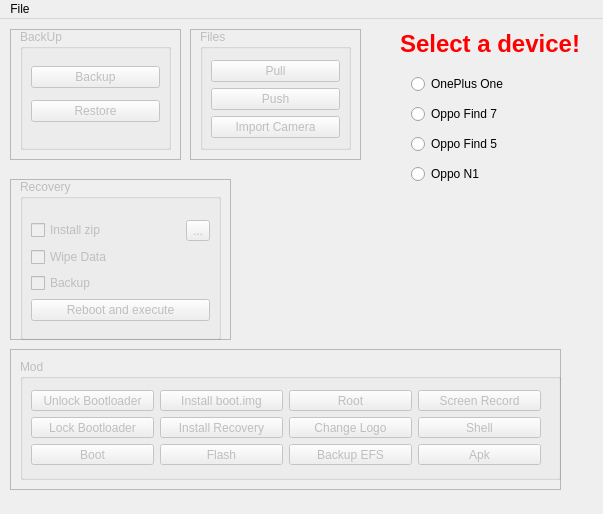
Above: otools.ui from jinqiqiqi/O-Tools before the change. Below: the same form after it.
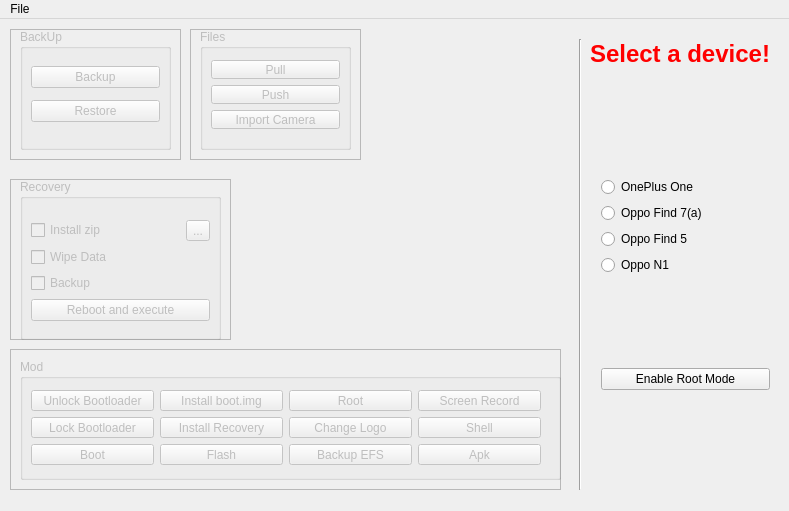
That is the form after the change.

Commit message: Dialog while executing commands, root mode (some times fastboot does not work without root access), better device selector

```diff
--- a/otools.ui
+++ b/otools.ui
@@ -6,57 +6,14 @@
    <rect>
     <x>0</x>
     <y>0</y>
-    <width>603</width>
-    <height>514</height>
+    <width>789</width>
+    <height>511</height>
    </rect>
   </property>
   <property name="windowTitle">
    <string>OTools</string>
   </property>
   <widget class="QWidget" name="centralWidget">
-   <widget class="QWidget" name="verticalLayoutWidget">
-    <property name="geometry">
-     <rect>
-      <x>400</x>
-      <y>40</y>
-      <width>160</width>
-      <height>141</height>
-     </rect>
-    </property>
-    <layout class="QVBoxLayout" name="verticalLayout">
-     <item>
-      <widget class="QRadioButton" name="bacon">
-       <property name="text">
-        <string>OnePlus One</string>
-       </property>
-       <property name="autoExclusive">
-        <bool>true</bool>
-       </property>
-      </widget>
-     </item>
-     <item>
-      <widget class="QRadioButton" name="find7">
-       <property name="text">
-        <string>Oppo Find 7</string>
-       </property>
-      </widget>
-     </item>
-     <item>
-      <widget class="QRadioButton" name="find5">
-       <property name="text">
-        <string>Oppo Find 5</string>
-       </property>
-      </widget>
-     </item>
-     <item>
-      <widget class="QRadioButton" name="n1">
-       <property name="text">
-        <string>Oppo N1</string>
-       </property>
-      </widget>
-     </item>
-    </layout>
-   </widget>
    <widget class="QFrame" name="frame">
     <property name="geometry">
      <rect>
@@ -155,7 +112,7 @@
         <x>0</x>
         <y>20</y>
         <width>151</width>
-        <height>103</height>
+        <height>91</height>
        </rect>
       </property>
       <layout class="QVBoxLayout" name="verticalLayout_3">
@@ -420,12 +377,82 @@
      </widget>
     </widget>
    </widget>
+   <widget class="Line" name="line">
+    <property name="geometry">
+     <rect>
+      <x>570</x>
+      <y>20</y>
+      <width>20</width>
+      <height>451</height>
+     </rect>
+    </property>
+    <property name="orientation">
+     <enum>Qt::Vertical</enum>
+    </property>
+   </widget>
+   <widget class="QWidget" name="verticalLayoutWidget">
+    <property name="geometry">
+     <rect>
+      <x>590</x>
+      <y>60</y>
+      <width>191</width>
+      <height>411</height>
+     </rect>
+    </property>
+    <layout class="QVBoxLayout" name="verticalLayout">
+     <item>
+      <layout class="QVBoxLayout" name="verticalLayout_9">
+       <item>
+        <widget class="QRadioButton" name="opoR">
+         <property name="text">
+          <string>OnePlus One</string>
+         </property>
+        </widget>
+       </item>
+       <item>
+        <widget class="QRadioButton" name="f7R">
+         <property name="text">
+          <string>Oppo Find 7(a)</string>
+         </property>
+        </widget>
+       </item>
+       <item>
+        <widget class="QRadioButton" name="f5R">
+         <property name="text">
+          <string>Oppo Find 5</string>
+         </property>
+        </widget>
+       </item>
+       <item>
+        <widget class="QRadioButton" name="n1R">
+         <property name="text">
+          <string>Oppo N1</string>
+         </property>
+        </widget>
+       </item>
+      </layout>
+     </item>
+     <item>
+      <layout class="QVBoxLayout" name="verticalLayout_11"/>
+     </item>
+     <item>
+      <layout class="QVBoxLayout" name="verticalLayout_10"/>
+     </item>
+     <item>
+      <widget class="QPushButton" name="RootC">
+       <property name="text">
+        <string>Enable Root Mode</string>
+       </property>
+      </widget>
+     </item>
+    </layout>
+   </widget>
    <widget class="QLabel" name="label">
     <property name="geometry">
      <rect>
-      <x>400</x>
-      <y>10</y>
-      <width>181</width>
+      <x>590</x>
+      <y>20</y>
+      <width>187</width>
       <height>31</height>
      </rect>
     </property>
@@ -439,7 +466,7 @@
     <rect>
      <x>0</x>
      <y>0</y>
-     <width>603</width>
+     <width>789</width>
      <height>25</height>
     </rect>
    </property>
```
Left out of the diff: 17 changed lines with no effect on the pictures. The commit also changes 3 other files.
